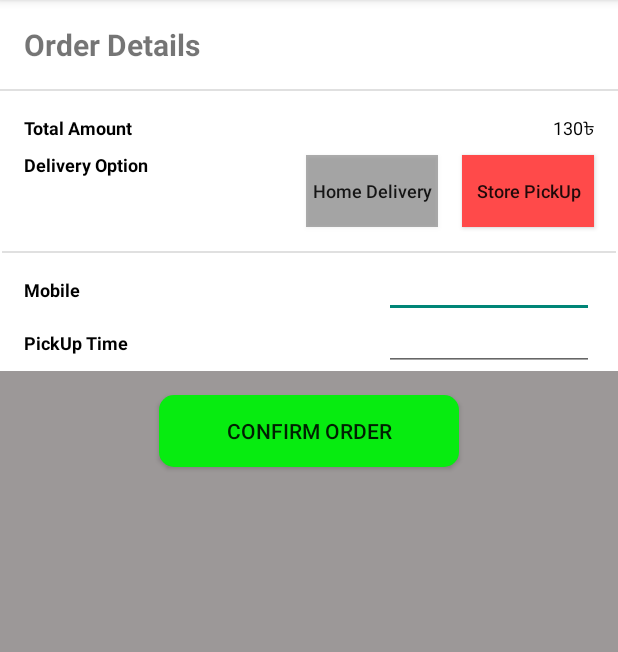
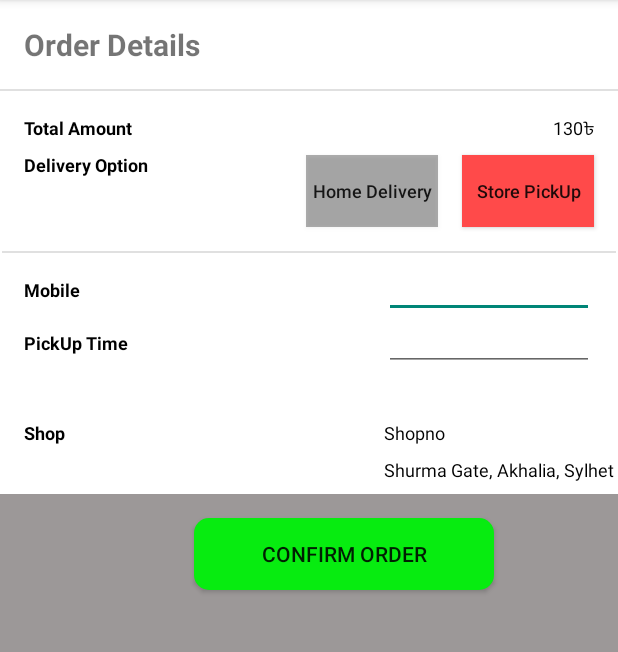
Before and after one commit to Sshovon/HaatBazarEComApp, an Android app: the FinalActivity screen opened directly, with no data from a screen before it, after a tap on "Store PickUp", on a phone screen of 412 x 824 dp, the part 84-736 px from its top. Run offline under Robolectric (Android 15) with nearby library versions, the phone set to English and light mode, and no system bars; 1 other tap on this screen came first.

Commit message:
shop address added

```diff
--- a/app/src/main/java/com/example/haatbazarecomapp/FinalActivity.java
+++ b/app/src/main/java/com/example/haatbazarecomapp/FinalActivity.java
@@ -18,6 +18,9 @@
     private Button confirmBtn;
     private TextView setText;
     private EditText getText;
+    private TextView shop;
+    private TextView shopname;
+    private TextView shopAddress;
 
     @Override
     protected void onCreate(Bundle savedInstanceState) {
@@ -29,6 +32,9 @@
         confirmBtn = findViewById(R.id.button3);
         setText = findViewById(R.id.pick_up_time);
         getText = findViewById(R.id.pick_up_time_input);
+        shop =findViewById(R.id.textView3);
+        shopname= findViewById(R.id.textView4);
+        shopAddress = findViewById(R.id.textView6);
 
         pickUpBtn.setOnClickListener(new View.OnClickListener() {
             @Override
@@ -38,6 +44,10 @@
                 setText.setText("PickUp Time");
                 setText.setVisibility(View.VISIBLE);
                 getText.setVisibility(View.VISIBLE);
+                shop.setVisibility(View.VISIBLE);
+                shopname.setVisibility(View.VISIBLE);
+                shopAddress.setVisibility(View.VISIBLE);
+
             }
         });
 
@@ -49,6 +59,9 @@
                 setText.setText("Address");
                 setText.setVisibility(View.VISIBLE);
                 getText.setVisibility(View.VISIBLE);
+                shop.setVisibility(View.INVISIBLE);
+                shopname.setVisibility(View.INVISIBLE);
+                shopAddress.setVisibility(View.INVISIBLE);
 
             }
         });
--- a/app/src/main/res/layout/activity_final.xml
+++ b/app/src/main/res/layout/activity_final.xml
@@ -169,6 +169,47 @@
             app:layout_constraintEnd_toEndOf="parent"
             app:layout_constraintTop_toBottomOf="@+id/mobile_number" />
 
+        <TextView
+            android:id="@+id/textView3"
+            android:layout_width="wrap_content"
+            android:layout_height="wrap_content"
+            android:layout_marginStart="16dp"
+            android:layout_marginTop="8dp"
+            android:layout_marginBottom="8dp"
+            android:text="Shop"
+            android:textColor="#000000"
+            android:textSize="12sp"
+            android:textStyle="bold"
+            android:visibility="invisible"
+            app:layout_constraintBottom_toBottomOf="parent"
+            app:layout_constraintStart_toStartOf="parent"
+            app:layout_constraintTop_toBottomOf="@+id/pick_up_time_input" />
+
+        <TextView
+            android:id="@+id/textView4"
+            android:layout_width="wrap_content"
+            android:layout_height="wrap_content"
+            android:text="Shopno"
+            android:textColor="#000000"
+            android:textSize="12sp"
+            android:visibility="invisible"
+            app:layout_constraintBottom_toBottomOf="@+id/textView3"
+            app:layout_constraintStart_toStartOf="@+id/pick_up_time_input"
+            app:layout_constraintTop_toTopOf="@+id/textView3" />
+
+        <TextView
+            android:id="@+id/textView6"
+            android:layout_width="wrap_content"
+            android:layout_height="wrap_content"
+            android:layout_marginTop="8dp"
+            android:layout_marginBottom="8dp"
+            android:text="Shurma Gate, Akhalia, Sylhet"
+            android:textColor="#000000"
+            android:textSize="12sp"
+            android:visibility="invisible"
+            app:layout_constraintBottom_toBottomOf="parent"
+            app:layout_constraintStart_toStartOf="@+id/textView4"
+            app:layout_constraintTop_toBottomOf="@+id/textView4" />
 
 
     </androidx.constraintlayout.widget.ConstraintLayout>
@@ -182,6 +223,7 @@
         android:backgroundTint="#07EC10"
         android:text="Confirm Order"
         app:layout_constraintEnd_toEndOf="parent"
+        app:layout_constraintHorizontal_bias="0.611"
         app:layout_constraintStart_toStartOf="parent"
         app:layout_constraintTop_toBottomOf="@+id/constraintLayout" />
 
```
Also changed, not shown: app/src/main/java/com/example/haatbazarecomapp/MainActivity.java (line endings or trailing spaces).
